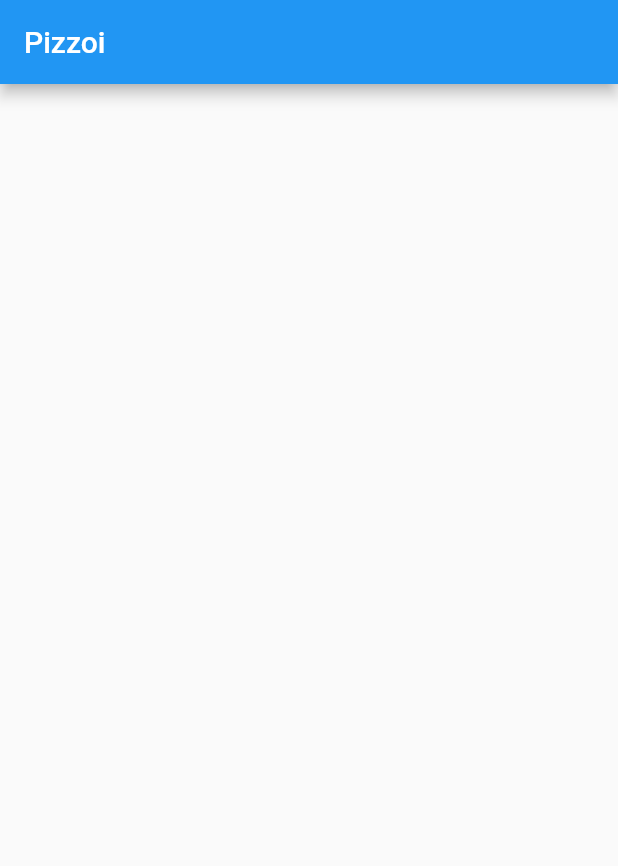
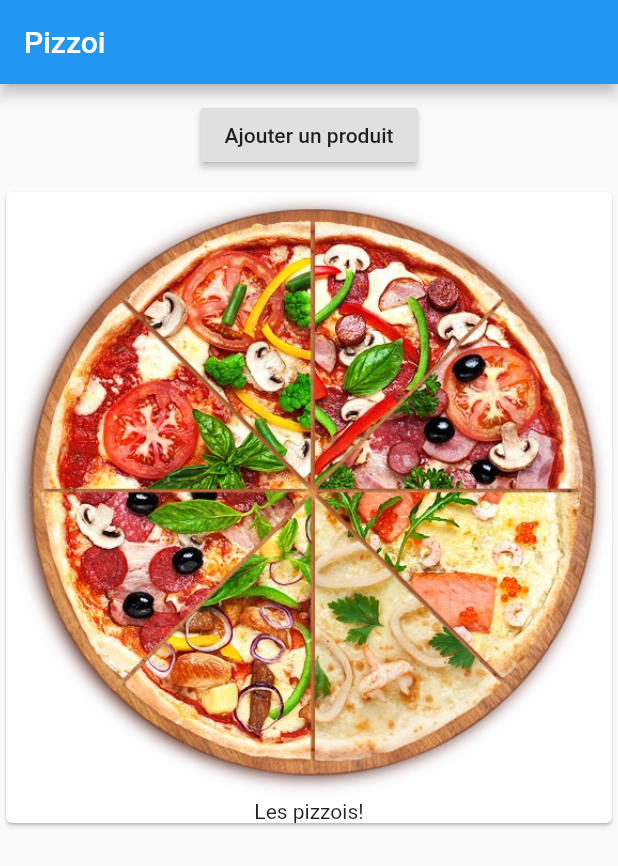
Before and after one commit to Keydero/Pizzoi-app, a Flutter app: the screen it shows after launch, on a phone screen of 412 x 824 dp. Shown: the top 866 px of the screen. Run offline on Flutter 3.47's test engine with Material 2 defaults, Android fonts, the phone set to English and light mode, and no system bars.

Commit message:
Tried to display some widgets
img, button, container etc

```diff
--- a/lib/main.dart
+++ b/lib/main.dart
@@ -10,7 +10,23 @@ class Home extends StatelessWidget {
         appBar: AppBar(
           title: Text('Pizzoi'),
         ),
-        body: Card(),
+        body: Column(children: [
+          Container(
+            margin: EdgeInsets.all(10.0),
+            child: RaisedButton(
+              onPressed: () {},
+              child: Text('Ajouter un produit'),
+            ),
+          ),
+          Card(
+            child: Column(
+              children: <Widget>[
+                Image.asset('assets/images/pizza.png'),
+                Text('Les pizzois!')
+              ],
+            ),
+          ),
+        ]),
       ),
     );
   }
```
Also changed, not shown: pubspec.yaml (+2 -8 lines), assets/images/pizza.png (added).
